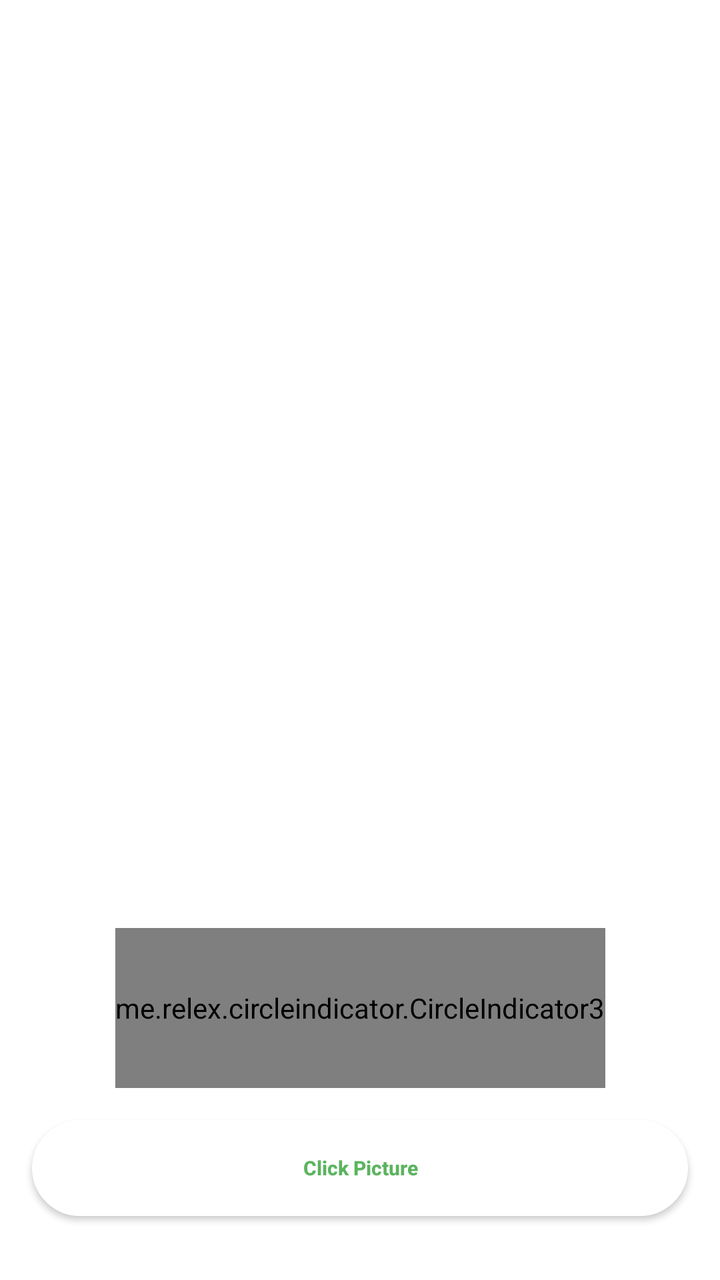
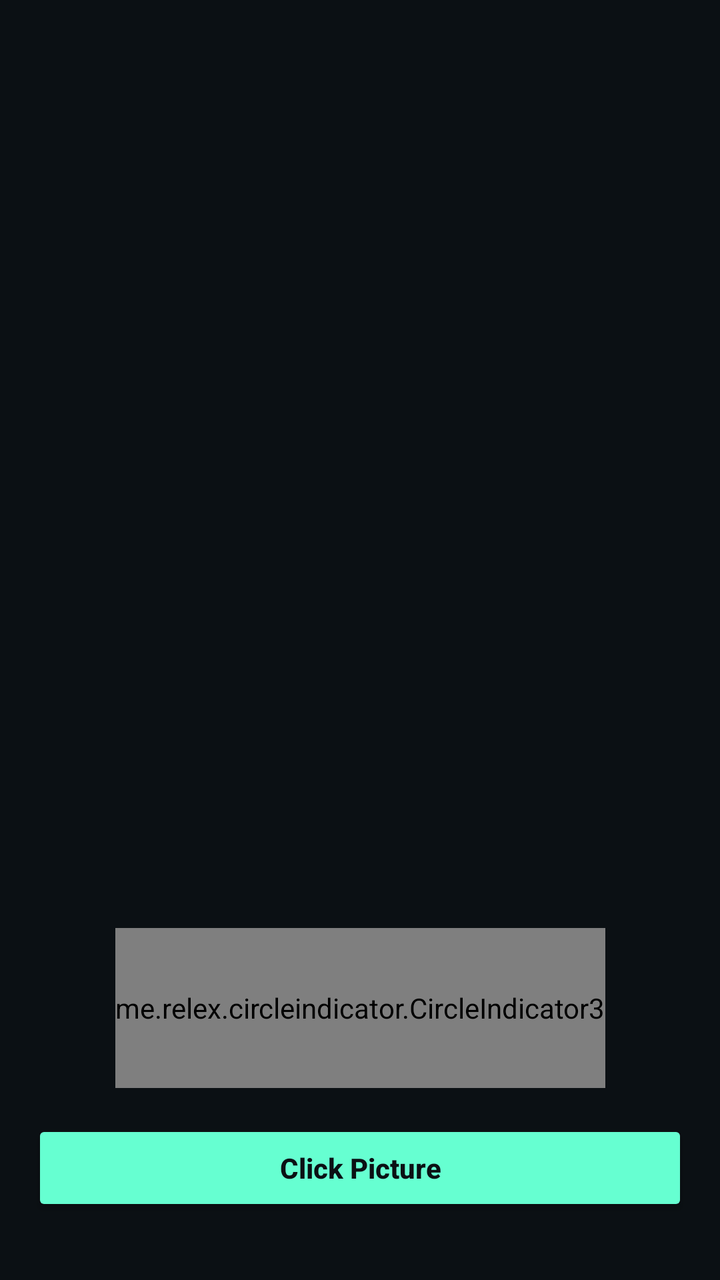

Compare the two renders of this Android layout. The source of the first and the diff that turns it into the second are given below.
<!-- AndroidManifest.xml: application theme Theme.EyePdCalculator -->
<!-- res/layout/fragment_on_boarding_slider.xml -->
<?xml version="1.0" encoding="utf-8"?>
<androidx.constraintlayout.widget.ConstraintLayout xmlns:android="http://schemas.android.com/apk/res/android"
    xmlns:tools="http://schemas.android.com/tools"
    android:layout_width="match_parent"
    android:layout_height="match_parent"
    xmlns:app="http://schemas.android.com/apk/res-auto"
    tools:context=".ui.OnBoardingSliderFragment">

    <androidx.viewpager2.widget.ViewPager2
        android:id  ="@+id/viewPager"
        app:layout_constraintStart_toStartOf="parent"
        app:layout_constraintEnd_toEndOf="parent"
        app:layout_constraintBottom_toBottomOf="parent"
        app:layout_constraintTop_toTopOf="parent"
        android:layout_width="0dp"
        android:layout_height="0dp"/>


    <me.relex.circleindicator.CircleIndicator3
        android:id="@+id/indicator"
        android:layout_width="wrap_content"
        android:layout_height="80dp"
        android:layout_margin="16dp"
        android:visibility="visible"
        app:layout_constraintBottom_toBottomOf="parent"
        app:layout_constraintStart_toStartOf="parent"
        app:layout_constraintEnd_toEndOf="parent"
        app:layout_constraintBottom_toTopOf="@+id/btnNext"/>

    <androidx.appcompat.widget.AppCompatButton
        android:id="@+id/btnNext"
        android:layout_width="match_parent"
        android:layout_height="wrap_content"
        android:text="@string/click_picture"
        style="@style/primaryButton"
        android:background="@drawable/button_white_background"
        android:layout_marginBottom="32dp"
        android:layout_marginStart="16dp"
        android:layout_marginEnd="16dp"
        app:layout_constraintBottom_toBottomOf="parent"/>

</androidx.constraintlayout.widget.ConstraintLayout>
<!-- resources referenced by this layout -->
<resources>
  <!-- drawable button_white_background (drawable) -->
  <?xml version="1.0" encoding="utf-8"?>
  <selector xmlns:android="http://schemas.android.com/apk/res/android">
      <item android:state_pressed="true" >
          <shape android:shape="rectangle"  >
              <corners android:radius="40dp" />
              
              <gradient android:angle="-90" android:startColor="@color/whiteish" android:endColor="@color/whiteish"  />
          </shape>
      </item>
      <item android:state_focused="true">
          <shape android:shape="rectangle"  >
              <corners android:radius="20dp" />
              <stroke android:width="1dip" android:color="@color/white" />
              <solid android:color="@color/white"/>
          </shape>
      </item>
      <item >
          <shape android:shape="rectangle"  >
              <corners android:radius="40dp" />
              <stroke android:width="1dip" android:color="@color/white" />
              <gradient android:angle="-90" android:startColor="@color/white" android:endColor="@color/white" />
          </shape>
      </item>
  </selector>
  <string name="click_picture">Click Picture</string>
  <style name="primaryButton" parent="Widget.AppCompat.Button">
          <item name="textAllCaps">false</item>
          <item name="android:textSize">10sp</item>
          <item name="android:padding">8dp</item>
          <item name="android:textColor">@color/green</item>
          <item name="android:textStyle">bold</item>
          <item name="backgroundTint">@color/white</item>
      </style>
  <style name="Theme.EyePdCalculator" parent="Theme.MaterialComponents.DayNight.DarkActionBar">
          
          <item name="colorPrimary">@color/purple_500</item>
          <item name="colorPrimaryVariant">@color/purple_700</item>
          <item name="colorOnPrimary">@color/white</item>
          
          <item name="colorSecondary">@color/teal_200</item>
          <item name="colorSecondaryVariant">@color/teal_700</item>
          <item name="colorOnSecondary">@color/black</item>
          <item name="android:windowDisablePreview">true</item>
          
          <item name="android:statusBarColor" tools:targetApi="l">?attr/colorPrimaryVariant</item>
          
      </style>
  <color name="whiteish">#858282</color>
  <color name="white">#FFFFFFFF</color>
  <color name="green">#5BB45F</color>
  <color name="purple_500">#FF6200EE</color>
  <color name="purple_700">#FF3700B3</color>
  <color name="teal_200">#FF03DAC5</color>
  <color name="teal_700">#FF018786</color>
  <color name="black">#FF000000</color>
</resources>

<!-- the commit's change to res/layout/fragment_on_boarding_slider.xml (unified diff, before → after) -->
@@ -32,8 +32,10 @@
         android:layout_width="match_parent"
         android:layout_height="wrap_content"
         android:text="@string/click_picture"
-        style="@style/primaryButton"
-        android:background="@drawable/button_white_background"
+        android:textAllCaps="false"
+        android:textColor="@color/on_mint"
+        android:textStyle="bold"
+        android:backgroundTint="@color/mint"
         android:layout_marginBottom="32dp"
         android:layout_marginStart="16dp"
         android:layout_marginEnd="16dp"
<!-- resource entries referenced after the edit -->
@@ -1,60 +1,26 @@
 <!-- resources referenced by this layout -->
 <resources>
-  <!-- drawable button_white_background (drawable) -->
-  <?xml version="1.0" encoding="utf-8"?>
-  <selector xmlns:android="http://schemas.android.com/apk/res/android">
-      <item android:state_pressed="true" >
-          <shape android:shape="rectangle"  >
-              <corners android:radius="40dp" />
-              
-              <gradient android:angle="-90" android:startColor="@color/whiteish" android:endColor="@color/whiteish"  />
-          </shape>
-      </item>
-      <item android:state_focused="true">
-          <shape android:shape="rectangle"  >
-              <corners android:radius="20dp" />
-              <stroke android:width="1dip" android:color="@color/white" />
-              <solid android:color="@color/white"/>
-          </shape>
-      </item>
-      <item >
-          <shape android:shape="rectangle"  >
-              <corners android:radius="40dp" />
-              <stroke android:width="1dip" android:color="@color/white" />
-              <gradient android:angle="-90" android:startColor="@color/white" android:endColor="@color/white" />
-          </shape>
-      </item>
-  </selector>
+  <color name="mint">#FF66FFD1</color>
+  <color name="on_mint">#FF0B1014</color>
   <string name="click_picture">Click Picture</string>
-  <style name="primaryButton" parent="Widget.AppCompat.Button">
-          <item name="textAllCaps">false</item>
-          <item name="android:textSize">10sp</item>
-          <item name="android:padding">8dp</item>
-          <item name="android:textColor">@color/green</item>
-          <item name="android:textStyle">bold</item>
-          <item name="backgroundTint">@color/white</item>
+  <style name="Theme.EyePdCalculator" parent="Theme.Material3.Dark.NoActionBar">
+          <item name="colorPrimary">@color/mint</item>
+          <item name="colorOnPrimary">@color/on_mint</item>
+          <item name="colorSecondary">@color/amber</item>
+          <item name="colorOnSecondary">@color/on_mint</item>
+          <item name="android:colorBackground">@color/background</item>
+          <item name="colorSurface">@color/surface</item>
+          <item name="colorOnSurface">@color/text_primary</item>
+          <item name="android:statusBarColor">@color/background</item>
+          <item name="android:navigationBarColor">@color/background</item>
+          <item name="android:windowBackground">@color/background</item>
+          <item name="android:windowLightStatusBar">false</item>
+          <item name="android:windowDisablePreview">true</item>
+          <item name="android:windowOptOutEdgeToEdgeEnforcement" tools:targetApi="35">true</item>
       </style>
-  <style name="Theme.EyePdCalculator" parent="Theme.MaterialComponents.DayNight.DarkActionBar">
-          
-          <item name="colorPrimary">@color/purple_500</item>
-          <item name="colorPrimaryVariant">@color/purple_700</item>
-          <item name="colorOnPrimary">@color/white</item>
-          
-          <item name="colorSecondary">@color/teal_200</item>
-          <item name="colorSecondaryVariant">@color/teal_700</item>
-          <item name="colorOnSecondary">@color/black</item>
-          <item name="android:windowDisablePreview">true</item>
-          
-          <item name="android:statusBarColor" tools:targetApi="l">?attr/colorPrimaryVariant</item>
-          
-      </style>
-  <color name="whiteish">#858282</color>
-  <color name="white">#FFFFFFFF</color>
-  <color name="green">#5BB45F</color>
-  <color name="purple_500">#FF6200EE</color>
-  <color name="purple_700">#FF3700B3</color>
-  <color name="teal_200">#FF03DAC5</color>
-  <color name="teal_700">#FF018786</color>
-  <color name="black">#FF000000</color>
+  <color name="amber">#FFF9A825</color>
+  <color name="background">#FF0B1014</color>
+  <color name="surface">#FF161B21</color>
+  <color name="text_primary">#FFFFFFFF</color>
 </resources>
 
